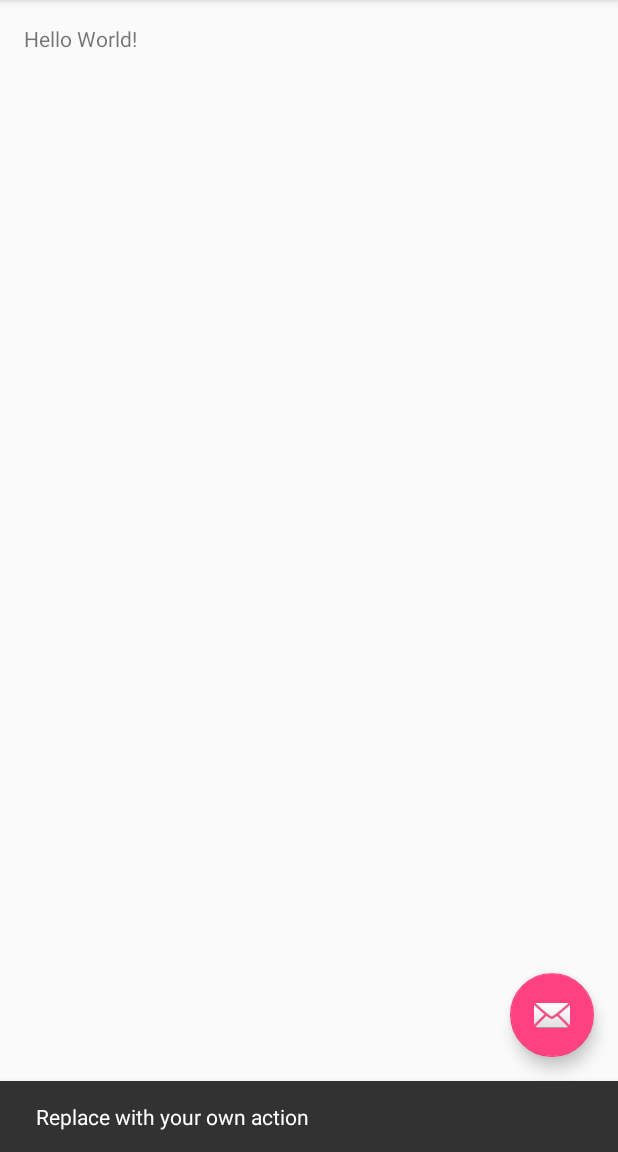
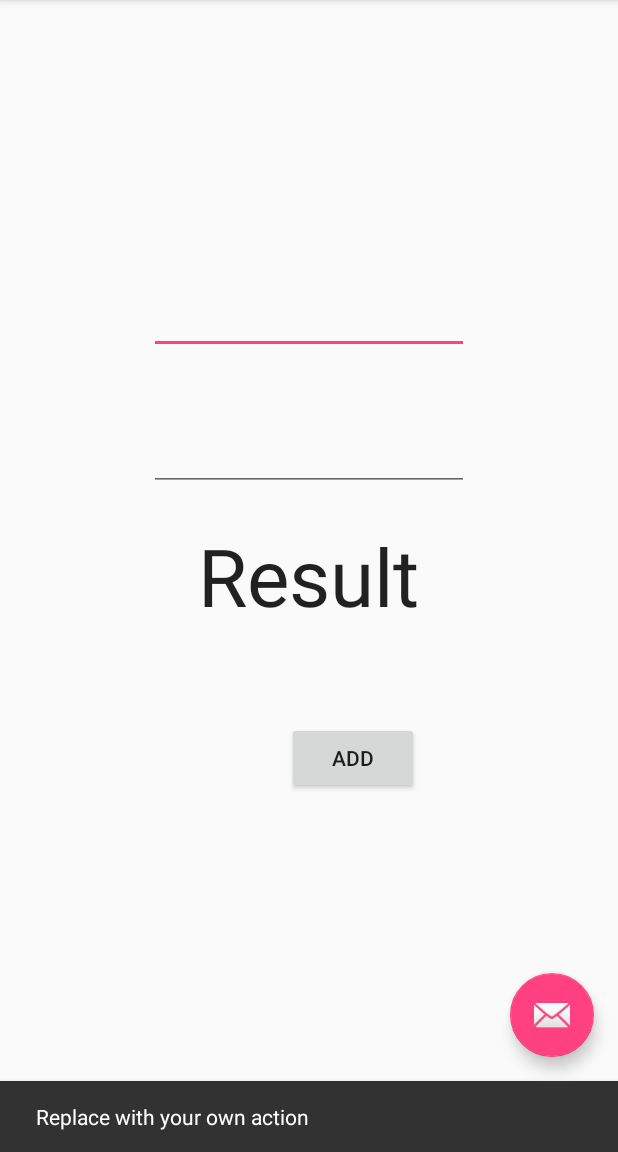
Before and after one commit to anhar-adiljan/Lab3Exercise, an Android app: the screen it shows after launch (MainActivity), after a tap on an icon or button, on a phone screen of 412 x 824 dp, the part 84-1236 px from its top. Run offline under Robolectric (Android 15) with nearby library versions, the phone set to English and light mode, and no system bars.

```diff
--- a/app/src/main/java/com/example/ainihaer/lab3exercise/MainActivity.java
+++ b/app/src/main/java/com/example/ainihaer/lab3exercise/MainActivity.java
@@ -49,4 +49,8 @@ public class MainActivity extends AppCompatActivity {
 
         return super.onOptionsItemSelected(item);
     }
+
+    public int add(int a, int b){
+        return a+b;
+    }
 }
--- a/app/src/main/res/layout/content_main.xml
+++ b/app/src/main/res/layout/content_main.xml
@@ -15,5 +15,42 @@
     <TextView
         android:layout_width="wrap_content"
         android:layout_height="wrap_content"
-        android:text="Hello World!" />
+        android:textAppearance="?android:attr/textAppearanceLarge"
+        android:id="@+id/textView"
+        android:layout_centerHorizontal="true"
+        android:layout_marginTop="66dp"
+        android:layout_centerVertical="true"
+        android:text="Result"
+        android:textSize="80px" />
+
+    <EditText
+        android:layout_width="wrap_content"
+        android:layout_height="wrap_content"
+        android:inputType="numberSigned"
+        android:ems="10"
+        android:id="@+id/editText"
+        android:layout_above="@+id/textView"
+        android:layout_centerHorizontal="true"
+        android:layout_marginBottom="46dp" />
+
+    <EditText
+        android:layout_width="wrap_content"
+        android:layout_height="wrap_content"
+        android:inputType="numberSigned"
+        android:ems="10"
+        android:id="@+id/editText2"
+        android:layout_below="@+id/editText"
+        android:layout_alignLeft="@+id/editText"
+        android:layout_alignStart="@+id/editText" />
+
+    <Button
+        android:layout_width="wrap_content"
+        android:layout_height="wrap_content"
+        android:text="Add"
+        android:id="@+id/button"
+        android:layout_marginTop="62dp"
+        android:layout_below="@+id/textView"
+        android:layout_alignRight="@+id/textView"
+        android:layout_alignEnd="@+id/textView" />
+
 </RelativeLayout>
```
Also changed, not shown: 1 other file.
